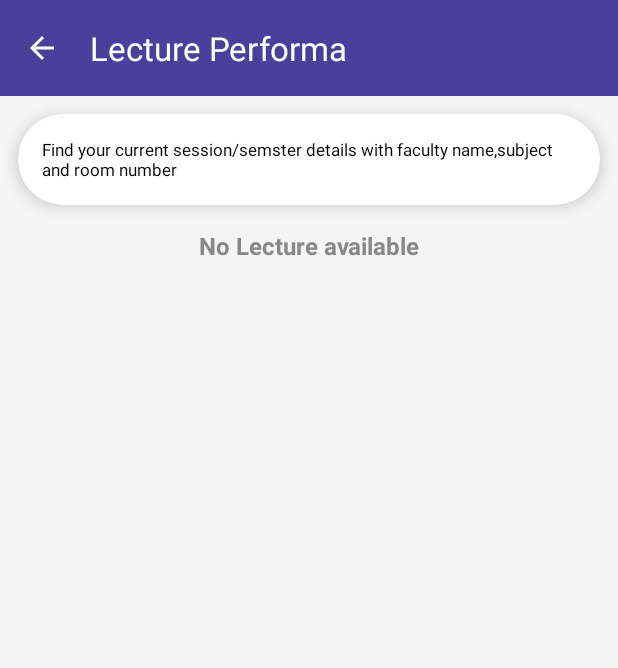
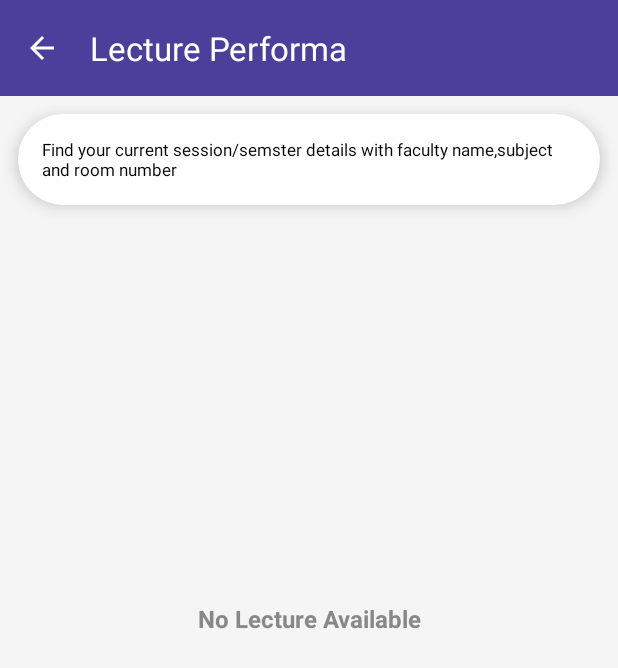
Before and after one commit to priya99299/Lucky-clone, an Android app: the Lecture_Perfrorma screen opened directly, with no data from a screen before it, on a phone screen of 412 x 824 dp. Shown: the top 668 px of the screen. Run offline under Robolectric (Android 15) with nearby library versions, the phone set to English and light mode, and no system bars.

Commit message:
git push

```diff
--- a/app/src/main/java/firstapp/example/lipsclone/Lecture_Performa/Lecture_Perfrorma.java
+++ b/app/src/main/java/firstapp/example/lipsclone/Lecture_Performa/Lecture_Perfrorma.java
@@ -71,7 +71,7 @@ public class Lecture_Perfrorma extends AppCompatActivity {
 
         apiServices api = apiclient.getClient().create(apiServices.class);
         Call<LectureResponse> call = api.getLectures(request);
-        TextView tvNoData = findViewById(R.id.tv_no_data);
+        TextView tvNoData = findViewById(R.id.noFileText);
 
         call.enqueue(new Callback<LectureResponse>() {
             @Override
--- a/app/src/main/java/firstapp/example/lipsclone/api/Models/Messages/SendResponse.java
+++ b/app/src/main/java/firstapp/example/lipsclone/api/Models/Messages/MsgToAllResponse.java
@@ -1,11 +1,9 @@
 package firstapp.example.lipsclone.api.Models.Messages;
 
-public class SendResponse {
+public class MsgToAllResponse {
     private boolean success;
-    private boolean error;
     private String message;
 
     public boolean isSuccess() { return success; }
-    public boolean isError() { return error; }
     public String getMessage() { return message; }
 }
--- a/app/src/main/java/firstapp/example/lipsclone/api/Network/apiServices.java
+++ b/app/src/main/java/firstapp/example/lipsclone/api/Network/apiServices.java
@@ -17,6 +17,8 @@ import firstapp.example.lipsclone.api.Models.Lecture.LectureResponse;
 import firstapp.example.lipsclone.api.Models.Messages.MessageResponse;
 import firstapp.example.lipsclone.api.Models.Messages.MessageToDirectorRequest;
 import firstapp.example.lipsclone.api.Models.Messages.Messages;
+import firstapp.example.lipsclone.api.Models.Messages.MsgToAllRequest;
+import firstapp.example.lipsclone.api.Models.Messages.MsgToAllResponse;
 import firstapp.example.lipsclone.api.Models.Notice.NoticeRequest ;
 import firstapp.example.lipsclone.api.Models.Notice.Notice_Reponse;
 import firstapp.example.lipsclone.api.Models.Documents.StudentDocument;
@@ -104,6 +106,9 @@ public interface apiServices {
     Call<MessageResponse> sendMessageToDirector(@Body MessageToDirectorRequest request);
 
     @POST("api/index.php")
+    Call<MsgToAllResponse> sendMsgToAll(@Body MsgToAllRequest request);
+
+    @POST("api/index.php")
     Call<AcademicCalendarResponse> getAcademicCalendar(@Body AcademicCalendarRequest request);
     @POST("api/index.php")
     Call<CanteenResponse> getCanteenMenu(@Body CanteenMenuRequest request);
--- a/app/src/main/res/layout/activity_lecture_perfrorma.xml
+++ b/app/src/main/res/layout/activity_lecture_perfrorma.xml
@@ -141,20 +141,24 @@
         app:layout_constraintStart_toStartOf="parent"
         app:layout_constraintEnd_toEndOf="parent" />
 
+
     <TextView
-        android:id="@+id/tv_no_data"
+        android:id="@+id/noFileText"
         android:layout_width="wrap_content"
         android:layout_height="wrap_content"
-        android:text="No Lecture available"
-        android:textSize="16sp"
+        android:text="No Lecture Available"
         android:textColor="@color/gray_888"
         android:textStyle="bold"
 
-        android:layout_marginTop="16dp"
         android:visibility="gone"
-        app:layout_constraintTop_toBottomOf="@id/card_table"
+        android:textSize="16sp"
+        android:gravity="center"
+        android:padding="12dp"
+        app:layout_constraintTop_toTopOf="parent"
+        app:layout_constraintBottom_toBottomOf="parent"
         app:layout_constraintStart_toStartOf="parent"
-        app:layout_constraintEnd_toEndOf="parent" />
+        app:layout_constraintEnd_toEndOf="parent"/>
+
 
 
 </androidx.constraintlayout.widget.ConstraintLayout>
--- a/app/src/main/res/layout/message_item.xml
+++ b/app/src/main/res/layout/message_item.xml
@@ -3,9 +3,11 @@
     xmlns:app="http://schemas.android.com/apk/res-auto"
     android:layout_width="match_parent"
     android:layout_height="wrap_content"
-    android:layout_margin="4dp"
+    android:layout_margin="6dp"
+    android:layout_marginEnd="4dp"
+    android:layout_marginStart="4dp"
     app:cardElevation="2dp"
-    app:cardCornerRadius="6dp">
+    app:cardCornerRadius="12dp">
 
     <LinearLayout
         android:orientation="vertical"
```
Also changed, not shown: app/src/main/java/firstapp/example/lipsclone/Downloads/DownloadAdapter.java (+19 -11 lines), app/src/main/java/firstapp/example/lipsclone/Msgfromclg/DirectorMsg.java (+36 -17 lines), app/src/main/java/firstapp/example/lipsclone/api/Models/Messages/DirectorMessageItem.java (+12 -7 lines), app/src/main/java/firstapp/example/lipsclone/api/Models/Messages/MsgToAllRequest.java (added, +28 -0 lines), app/src/main/res/layout/activity_msgfrom_clg.xml (+10 -2 lines).
